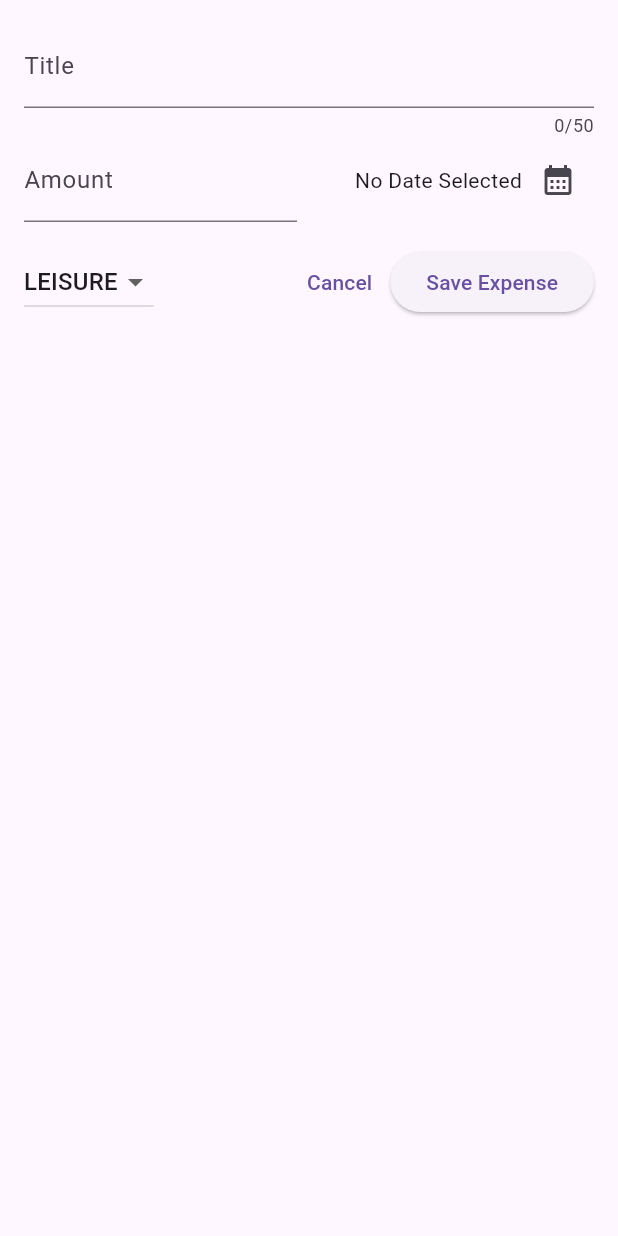
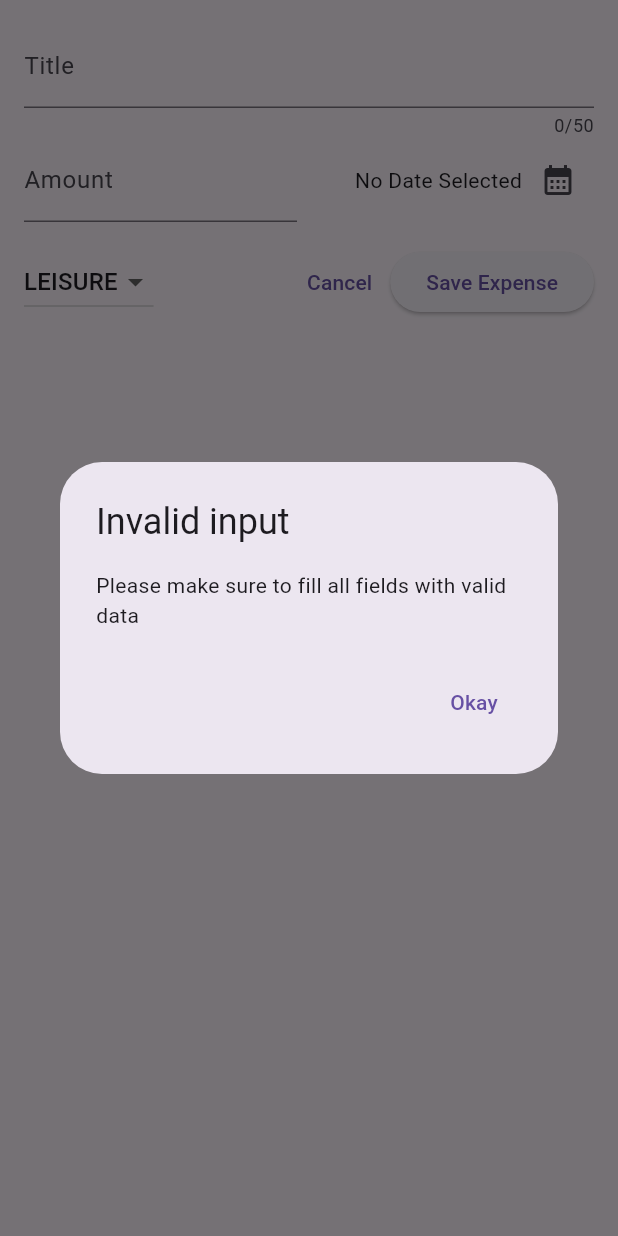
Before and after one commit to kanakonagiri/expense_tracker, a Flutter app: the NewExpense widget shown alone on an empty page, opened directly, after a tap on "Save Expense", on a phone screen of 412 x 824 dp. Run offline on Flutter 3.47's test engine with Material 3 defaults, Android fonts, the phone set to English and light mode, and no system bars.

Commit message:
validating

```diff
--- a/lib/widget/new_expense.dart
+++ b/lib/widget/new_expense.dart
@@ -1,4 +1,3 @@
-import 'package:flutter/foundation.dart';
 import 'package:flutter/material.dart';
 import 'package:expense_tracker/model/expense.dart';
 
@@ -29,6 +28,35 @@ class _NewExpenseState extends State<NewExpense> {
     setState(() {
       _selectedDate = pickedDate;
     });
+  }
+
+  void _submitExpenseData() {
+    final enteredAmount = double.tryParse(_amountController.text);
+    final amountIsInvalid = enteredAmount == null || enteredAmount <= 0;
+
+    if (_titleController.text.trim().isEmpty ||
+        amountIsInvalid ||
+        _selectedDate == null) {
+      showDialog(
+        context: context,
+        builder: (ctx) => AlertDialog(
+          actions: [
+            TextButton(
+              onPressed: () {
+                Navigator.of(ctx).pop();
+              },
+              child: const Text('Okay'),
+            ),
+          ],
+          title: const Text('Invalid input'),
+          content:
+              const Text('Please make sure to fill all fields with valid data'),
+        ),
+      );
+      return;
+    }
+
+    Navigator.of(context).pop();
   }
 
   @override
@@ -118,10 +146,7 @@ class _NewExpenseState extends State<NewExpense> {
                 child: const Text('Cancel'),
               ),
               ElevatedButton(
-                onPressed: () {
-                  print(_titleController.text);
-                  print(_amountController.text);
-                },
+                onPressed: _submitExpenseData,
                 child: const Text('Save Expense'),
               ),
             ],
```
